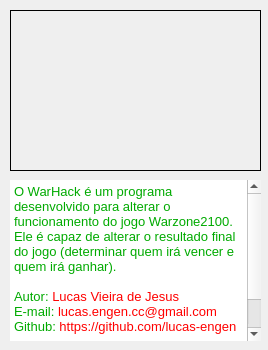
First picture: the form in frmabout.ui, repository lucasvmx/Spark, before the edit.
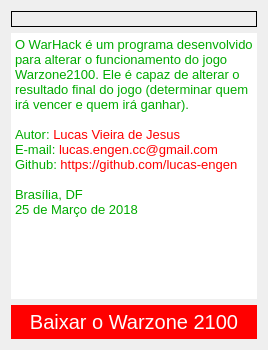
Second picture: the form after the edit.

Commit message: fixed warzone closed check

Patch:
```diff
--- a/frmabout.ui
+++ b/frmabout.ui
@@ -16,15 +16,9 @@
   <property name="windowOpacity">
    <double>0.950000000000000</double>
   </property>
+  <layout class="QVBoxLayout" name="verticalLayout">
+   <item>
   <widget class="QLabel" name="movieLabel">
-   <property name="geometry">
-    <rect>
-     <x>10</x>
-     <y>10</y>
-     <width>251</width>
-     <height>161</height>
-    </rect>
-   </property>
    <property name="frameShape">
     <enum>QFrame::Box</enum>
    </property>
@@ -35,15 +29,9 @@
     <set>Qt::AlignCenter</set>
    </property>
   </widget>
+   </item>
+   <item>
   <widget class="QTextBrowser" name="textBrowser">
-   <property name="geometry">
-    <rect>
-     <x>10</x>
-     <y>180</y>
-     <width>251</width>
-     <height>161</height>
-    </rect>
-   </property>
    <property name="frameShape">
     <enum>QFrame::NoFrame</enum>
    </property>
@@ -63,6 +51,31 @@
     <bool>true</bool>
    </property>
   </widget>
+   </item>
+   <item>
+    <widget class="QPushButton" name="buttonDownloadWarzone">
+     <property name="styleSheet">
+      <string notr="true">QPushButton {
+  border-radius: 28px;
+  font-family: Arial;
+  color: #ffffff;
+  font-size: 20px;
+  background: #ff0000;
+  padding: 5px 10px 5px 10px;
+  text-decoration: none;
+}
+
+QPushButton:hover {
+  background: #04b52d;
+  text-decoration: none;
+}</string>
+     </property>
+     <property name="text">
+      <string>Baixar o Warzone 2100</string>
+     </property>
+    </widget>
+   </item>
+  </layout>
  </widget>
  <resources/>
  <connections/>
```
Lines whose indentation alone changed are shown as unchanged. The commit also changes 8 other files.
